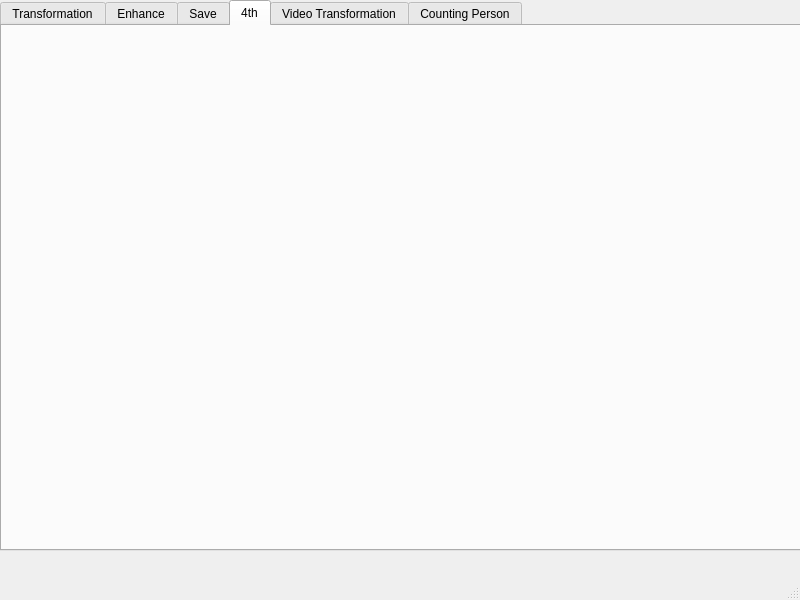
Above: image_processing_app.ui from soyoung125/MultimediaProcessingTool before the change. Below: the same form after it.
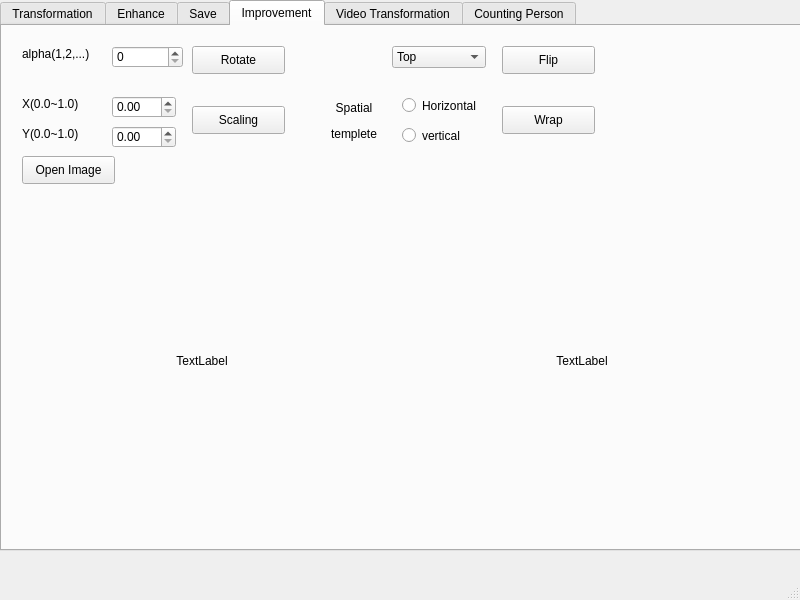
That is the form after the change. The open tabs and pages were chosen to show the change.

Commit message: ui 수정, improvement 탭 기능 구현할 파일 분리, Rotate 기능 구현

Diff of the .ui file:
```diff
--- a/image_processing_app.ui
+++ b/image_processing_app.ui
@@ -43,8 +43,248 @@
     </widget>
     <widget class="QWidget" name="tab_4">
      <attribute name="title">
-      <string>4th</string>
+      <string>Improvement</string>
      </attribute>
+     <widget class="QLabel" name="label">
+      <property name="geometry">
+       <rect>
+        <x>20</x>
+        <y>20</y>
+        <width>91</width>
+        <height>16</height>
+       </rect>
+      </property>
+      <property name="text">
+       <string>alpha(1,2,...)</string>
+      </property>
+     </widget>
+     <widget class="QSpinBox" name="spAlpha">
+      <property name="geometry">
+       <rect>
+        <x>110</x>
+        <y>20</y>
+        <width>71</width>
+        <height>22</height>
+       </rect>
+      </property>
+     </widget>
+     <widget class="QPushButton" name="bntRotate">
+      <property name="geometry">
+       <rect>
+        <x>190</x>
+        <y>20</y>
+        <width>93</width>
+        <height>28</height>
+       </rect>
+      </property>
+      <property name="text">
+       <string>Rotate</string>
+      </property>
+     </widget>
+     <widget class="QLabel" name="label_2">
+      <property name="geometry">
+       <rect>
+        <x>20</x>
+        <y>70</y>
+        <width>81</width>
+        <height>16</height>
+       </rect>
+      </property>
+      <property name="text">
+       <string>X(0.0~1.0)</string>
+      </property>
+     </widget>
+     <widget class="QLabel" name="label_3">
+      <property name="geometry">
+       <rect>
+        <x>20</x>
+        <y>100</y>
+        <width>81</width>
+        <height>16</height>
+       </rect>
+      </property>
+      <property name="text">
+       <string>Y(0.0~1.0)</string>
+      </property>
+     </widget>
+     <widget class="QDoubleSpinBox" name="doubleSpinBox">
+      <property name="geometry">
+       <rect>
+        <x>110</x>
+        <y>70</y>
+        <width>64</width>
+        <height>22</height>
+       </rect>
+      </property>
+     </widget>
+     <widget class="QDoubleSpinBox" name="doubleSpinBox_2">
+      <property name="geometry">
+       <rect>
+        <x>110</x>
+        <y>100</y>
+        <width>64</width>
+        <height>22</height>
+       </rect>
+      </property>
+     </widget>
+     <widget class="QPushButton" name="bntScaling">
+      <property name="geometry">
+       <rect>
+        <x>190</x>
+        <y>80</y>
+        <width>93</width>
+        <height>28</height>
+       </rect>
+      </property>
+      <property name="text">
+       <string>Scaling</string>
+      </property>
+     </widget>
+     <widget class="QComboBox" name="comboBox">
+      <property name="geometry">
+       <rect>
+        <x>390</x>
+        <y>20</y>
+        <width>94</width>
+        <height>22</height>
+       </rect>
+      </property>
+      <item>
+       <property name="text">
+        <string>Top</string>
+       </property>
+      </item>
+      <item>
+       <property name="text">
+        <string>Bottom</string>
+       </property>
+      </item>
+      <item>
+       <property name="text">
+        <string>Left</string>
+       </property>
+      </item>
+      <item>
+       <property name="text">
+        <string>Right</string>
+       </property>
+      </item>
+     </widget>
+     <widget class="QPushButton" name="bntFlip">
+      <property name="geometry">
+       <rect>
+        <x>500</x>
+        <y>20</y>
+        <width>93</width>
+        <height>28</height>
+       </rect>
+      </property>
+      <property name="text">
+       <string>Flip</string>
+      </property>
+     </widget>
+     <widget class="QLabel" name="label_4">
+      <property name="geometry">
+       <rect>
+        <x>320</x>
+        <y>70</y>
+        <width>64</width>
+        <height>51</height>
+       </rect>
+      </property>
+      <property name="text">
+       <string>&lt;!DOCTYPE HTML PUBLIC &quot;-//W3C//DTD HTML 4.0//EN&quot; &quot;http://www.w3.org/TR/REC-html40/strict.dtd&quot;&gt;
+&lt;html&gt;&lt;head&gt;&lt;meta name=&quot;qrichtext&quot; content=&quot;1&quot; /&gt;&lt;style type=&quot;text/css&quot;&gt;
+p, li { white-space: pre-wrap; }
+&lt;/style&gt;&lt;/head&gt;&lt;body style=&quot; font-family:'Gulim'; font-size:9pt; font-weight:400; font-style:normal;&quot;&gt;
+&lt;p align=&quot;center&quot; style=&quot; margin-top:12px; margin-left:0px; margin-right:0px; -qt-block-indent:0; text-indent:0px;&quot;&gt;Spatial&lt;/p&gt;
+&lt;p align=&quot;center&quot; style=&quot; margin-bottom:12px; margin-left:0px; margin-right:0px; -qt-block-indent:0; text-indent:0px;&quot;&gt;templete&lt;/p&gt;&lt;/body&gt;&lt;/html&gt;</string>
+      </property>
+     </widget>
+     <widget class="QRadioButton" name="radioButton">
+      <property name="geometry">
+       <rect>
+        <x>400</x>
+        <y>70</y>
+        <width>108</width>
+        <height>19</height>
+       </rect>
+      </property>
+      <property name="text">
+       <string>Horizontal</string>
+      </property>
+     </widget>
+     <widget class="QRadioButton" name="radioButton_2">
+      <property name="geometry">
+       <rect>
+        <x>400</x>
+        <y>100</y>
+        <width>108</width>
+        <height>19</height>
+       </rect>
+      </property>
+      <property name="text">
+       <string>vertical</string>
+      </property>
+     </widget>
+     <widget class="QPushButton" name="bntWrap">
+      <property name="geometry">
+       <rect>
+        <x>500</x>
+        <y>80</y>
+        <width>93</width>
+        <height>28</height>
+       </rect>
+      </property>
+      <property name="text">
+       <string>Wrap</string>
+      </property>
+     </widget>
+     <widget class="QLabel" name="lblImage1">
+      <property name="geometry">
+       <rect>
+        <x>40</x>
+        <y>180</y>
+        <width>320</width>
+        <height>310</height>
+       </rect>
+      </property>
+      <property name="text">
+       <string>TextLabel</string>
+      </property>
+      <property name="alignment">
+       <set>Qt::AlignCenter</set>
+      </property>
+     </widget>
+     <widget class="QLabel" name="lblImage2">
+      <property name="geometry">
+       <rect>
+        <x>420</x>
+        <y>180</y>
+        <width>320</width>
+        <height>310</height>
+       </rect>
+      </property>
+      <property name="text">
+       <string>TextLabel</string>
+      </property>
+      <property name="alignment">
+       <set>Qt::AlignCenter</set>
+      </property>
+     </widget>
+     <widget class="QPushButton" name="bntImpOpenImage">
+      <property name="geometry">
+       <rect>
+        <x>20</x>
+        <y>130</y>
+        <width>93</width>
+        <height>28</height>
+       </rect>
+      </property>
+      <property name="text">
+       <string>Open Image</string>
+      </property>
+     </widget>
     </widget>
     <widget class="QWidget" name="tab_5">
      <attribute name="title">
```
Left out of the diff: 2 changed lines with no effect on the pictures. The commit also changes 2 other files.
